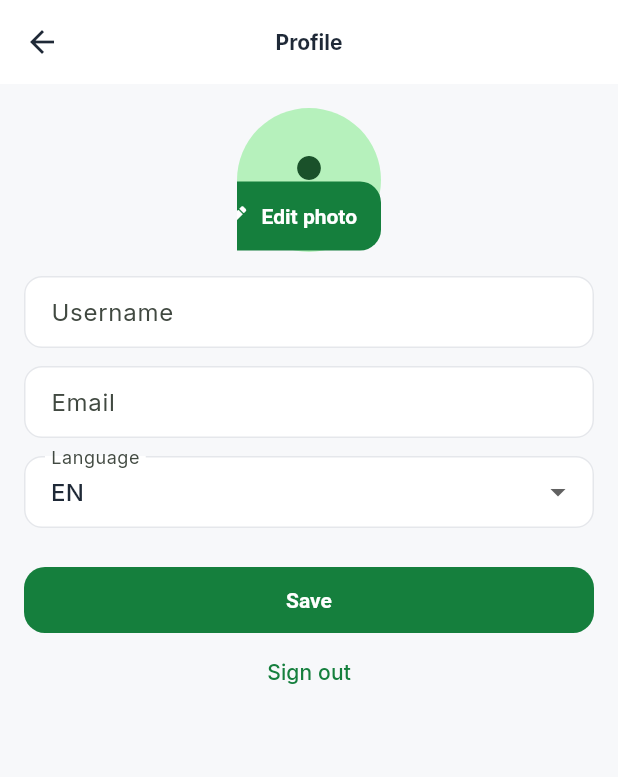
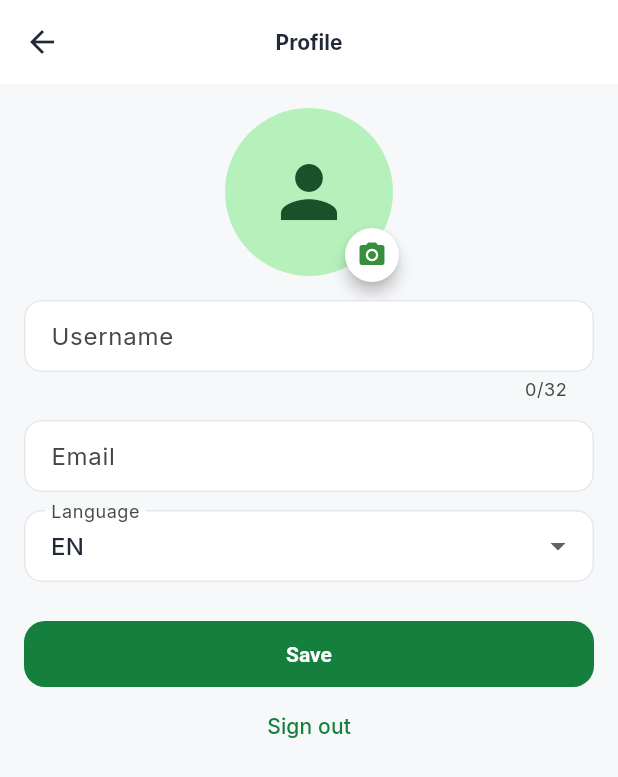
Before and after one commit to Benjaminsssss/tu_recorrido, a Flutter app: the screen it shows once a user with an empty profile is signed in, after a tap on the "person" icon, on a phone screen of 412 x 824 dp. Shown: the top 777 px of the screen. Run offline on Flutter 3.47's test engine with Material 3 defaults, Android fonts, the phone set to English and light mode, and no system bars; our stand-ins replace cloud_firestore, easy_localization, firebase_auth, firebase_core, firebase_storage, geolocator and 5 more; missing offline and left inert: flutter_polyline_points; accounts and stored records are empty.

Commit message:
feat: Mejorar diseño del botón editar foto en ProfileScreen y corregir overflow en Home

```diff
--- a/tu_recorrido/lib/screens/home.dart
+++ b/tu_recorrido/lib/screens/home.dart
@@ -64,6 +64,8 @@ class _HomeScreenState extends State<HomeScreen> {
                           style: Theme.of(context).textTheme.headlineSmall?.copyWith(
                             fontWeight: FontWeight.w800,
                           ),
+                          maxLines: 2,
+                          overflow: TextOverflow.ellipsis,
                         ),
                         const SizedBox(height: 6),
                         Text(
@@ -71,15 +73,21 @@ class _HomeScreenState extends State<HomeScreen> {
                           style: Theme.of(context).textTheme.bodyMedium?.copyWith(
                             color: Theme.of(context).colorScheme.onSurfaceVariant,
                           ),
+                          maxLines: 3,
+                          overflow: TextOverflow.ellipsis,
                         ),
                         const SizedBox(height: 12),
-                        Wrap(
-                          spacing: 8,
+                        SingleChildScrollView(
+                          scrollDirection: Axis.horizontal,
+                          child: Row(
                             children: [
-                                Chip(label: Text(tr('discover'))),
-                                Chip(label: Text(tr('explore'))),
-                                Chip(label: Text(tr('collect'))),
+                              Chip(label: Text(tr('discover'), overflow: TextOverflow.ellipsis)),
+                              const SizedBox(width: 8),
+                              Chip(label: Text(tr('explore'), overflow: TextOverflow.ellipsis)),
+                              const SizedBox(width: 8),
+                              Chip(label: Text(tr('collect'), overflow: TextOverflow.ellipsis)),
                             ],
+                          ),
                         ),
                       ],
                     );
@@ -138,14 +146,18 @@ class _HomeScreenState extends State<HomeScreen> {
                   style: Theme.of(context).textTheme.titleMedium
                       ?.copyWith(fontWeight: FontWeight.w800)),
               const SizedBox(height: 8),
-              Wrap(
-                spacing: 10,
-                runSpacing: 10,
+              SingleChildScrollView(
+                scrollDirection: Axis.horizontal,
+                child: Row(
                   children: List.generate(
                     6,
-                  (i) => Chip(
+                    (i) => Padding(
+                      padding: const EdgeInsets.only(right: 10),
+                      child: Chip(
                         avatar: const CircleAvatar(child: Icon(Icons.emoji_events)),
-                        label: Text(tr('badge', namedArgs: {'n': '${i + 1}'})),
+                        label: Text(tr('badge', namedArgs: {'n': '${i + 1}'}), overflow: TextOverflow.ellipsis),
+                      ),
+                    ),
                   ),
                 ),
               ),
--- a/tu_recorrido/lib/screens/menu.dart
+++ b/tu_recorrido/lib/screens/menu.dart
@@ -535,7 +535,7 @@ class _MapitaState extends State<Mapita> {
                               final place = entry.value;
 
                               return _buildCard(
-                                'assets/img/insignia.png',
+                                'assets/img/insiginia.png',
                                 place.nombre,
                                 'Rating: ${place.rating?.toStringAsFixed(1) ?? 'N/A'}',
                                 index + 1,
--- a/tu_recorrido/lib/screens/profile_screen.dart
+++ b/tu_recorrido/lib/screens/profile_screen.dart
@@ -108,30 +108,40 @@ class _ProfileScreenState extends State<ProfileScreen> {
       appBar: AppBar(title: Text(tr('profile'))),
       body: Form(
         key: _formKey,
-        child: ListView(
+        child: SingleChildScrollView(
           padding: const EdgeInsets.all(16),
+          child: Column(
             children: [
               Center(
                 child: Stack(
+                  clipBehavior: Clip.none,
                   children: [
                     CircleAvatar(
-                    radius: 48,
+                      radius: 56,
                       backgroundImage: _localBytes != null
                           ? MemoryImage(_localBytes!)
                           : (_photoUrl != null && _photoUrl!.isNotEmpty)
                               ? NetworkImage(_photoUrl!) as ImageProvider
                               : null,
                       child: (_photoUrl == null && _localBytes == null)
-                        ? const Icon(Icons.person, size: 48)
+                          ? const Icon(Icons.person, size: 56)
                           : null,
                     ),
                     Positioned(
-                    right: 0,
-                    bottom: 0,
-                    child: ElevatedButton.icon(
-                      onPressed: _pickPhoto,
-                      icon: const Icon(Icons.edit),
-                      label: Text(tr('pick_photo')),
+                      bottom: -4,
+                      right: -4,
+                      child: Material(
+                        color: Colors.white,
+                        shape: const CircleBorder(),
+                        elevation: 4,
+                        child: InkWell(
+                          customBorder: const CircleBorder(),
+                          onTap: _pickPhoto,
+                          child: Padding(
+                            padding: const EdgeInsets.all(8),
+                            child: Icon(Icons.camera_alt, color: Colors.green[700], size: 20),
+                          ),
+                        ),
                       ),
                     ),
                   ],
@@ -142,12 +152,15 @@ class _ProfileScreenState extends State<ProfileScreen> {
                 controller: _nameCtrl,
                 decoration: InputDecoration(labelText: tr('display_name')),
                 validator: (v) => (v == null || v.trim().isEmpty) ? ' ' : null,
+                maxLength: 32,
               ),
               const SizedBox(height: 12),
               TextFormField(
                 readOnly: true,
                 initialValue: user?.email ?? '',
                 decoration: InputDecoration(labelText: tr('email')),
+                maxLines: 1,
+                style: const TextStyle(overflow: TextOverflow.ellipsis),
               ),
               const SizedBox(height: 12),
               DropdownButtonFormField<Locale>(
@@ -162,7 +175,7 @@ class _ProfileScreenState extends State<ProfileScreen> {
                 ]
                     .map((loc) => DropdownMenuItem(
                           value: loc,
-                        child: Text(loc.languageCode.toUpperCase()),
+                          child: Text(loc.languageCode.toUpperCase(), overflow: TextOverflow.ellipsis),
                         ))
                     .toList(),
                 onChanged: (loc) async {
@@ -175,7 +188,9 @@ class _ProfileScreenState extends State<ProfileScreen> {
                 },
               ),
               const SizedBox(height: 24),
-            ElevatedButton(
+              SizedBox(
+                width: double.infinity,
+                child: ElevatedButton(
                   onPressed: _saving ? null : _save,
                   child: _saving
                       ? const SizedBox(
@@ -183,16 +198,21 @@ class _ProfileScreenState extends State<ProfileScreen> {
                           width: 18,
                           child: CircularProgressIndicator(strokeWidth: 2),
                         )
-                  : Text(tr('save')),
+                      : Text(tr('save'), overflow: TextOverflow.ellipsis),
                 ),
-            TextButton(
+              ),
+              SizedBox(
+                width: double.infinity,
+                child: TextButton(
                   onPressed: () async {
                     await FirebaseAuth.instance.signOut();
                     if (mounted) Navigator.of(context).pop();
                   },
-              child: Text(tr('sign_out')),
-            )
+                  child: Text(tr('sign_out'), overflow: TextOverflow.ellipsis),
+                ),
+              ),
             ],
+          ),
         ),
       ),
     );
```
Lines whose indentation alone changed are shown as unchanged.
